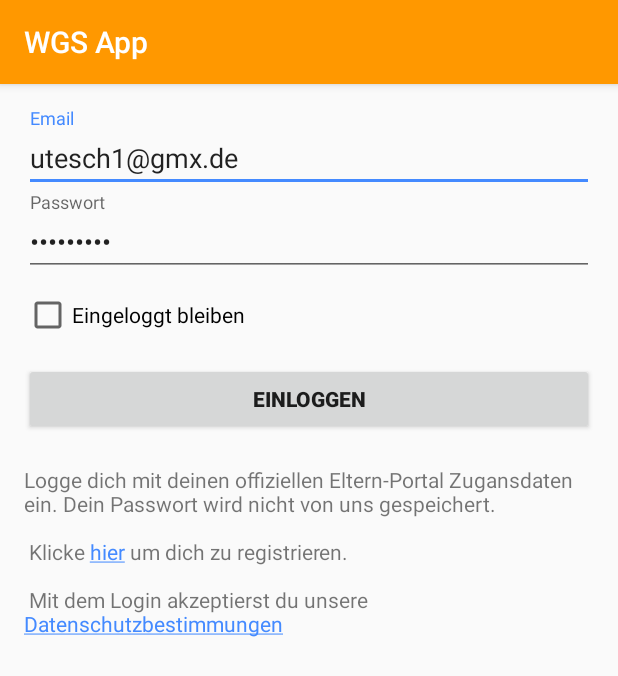
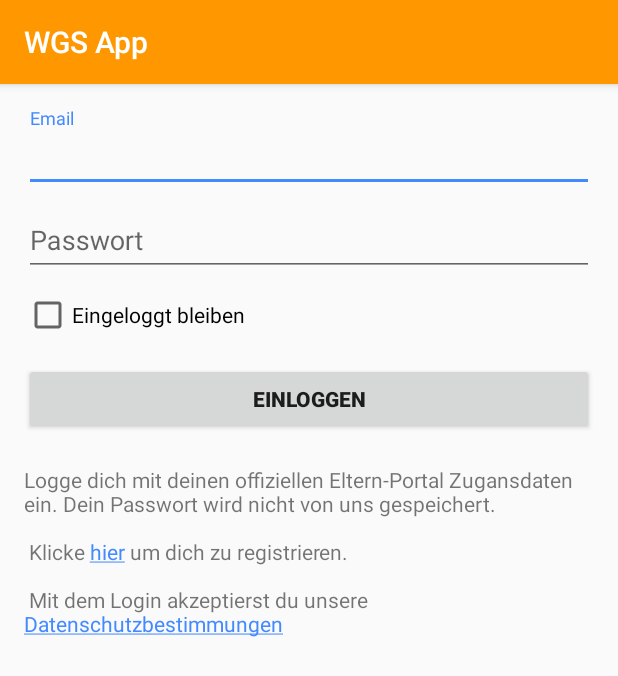
Before and after one commit to DeepSpaceDev/WGS-App, an Android app: the screen it shows after launch (LoginActivity), on a phone screen of 412 x 824 dp. Shown: the top 676 px of the screen. Run offline under Robolectric (Android 15) with nearby library versions, the phone set to English and light mode, and no system bars.

Commit message:
Bugfixes, v0.1.1

```diff
--- a/app/src/main/res/layout/activity_login.xml
+++ b/app/src/main/res/layout/activity_login.xml
@@ -29,7 +29,6 @@
                 android:layout_height="wrap_content">
 
                 <EditText
-                    android:text="utesch1@gmx.de"
                     android:id="@+id/email"
                     android:layout_width="match_parent"
                     android:layout_height="wrap_content"
@@ -45,7 +44,6 @@
                 android:layout_height="wrap_content">
 
                 <EditText
-                    android:text="WGSapp123"
                     android:id="@+id/password"
                     android:layout_width="match_parent"
                     android:layout_height="wrap_content"
```
